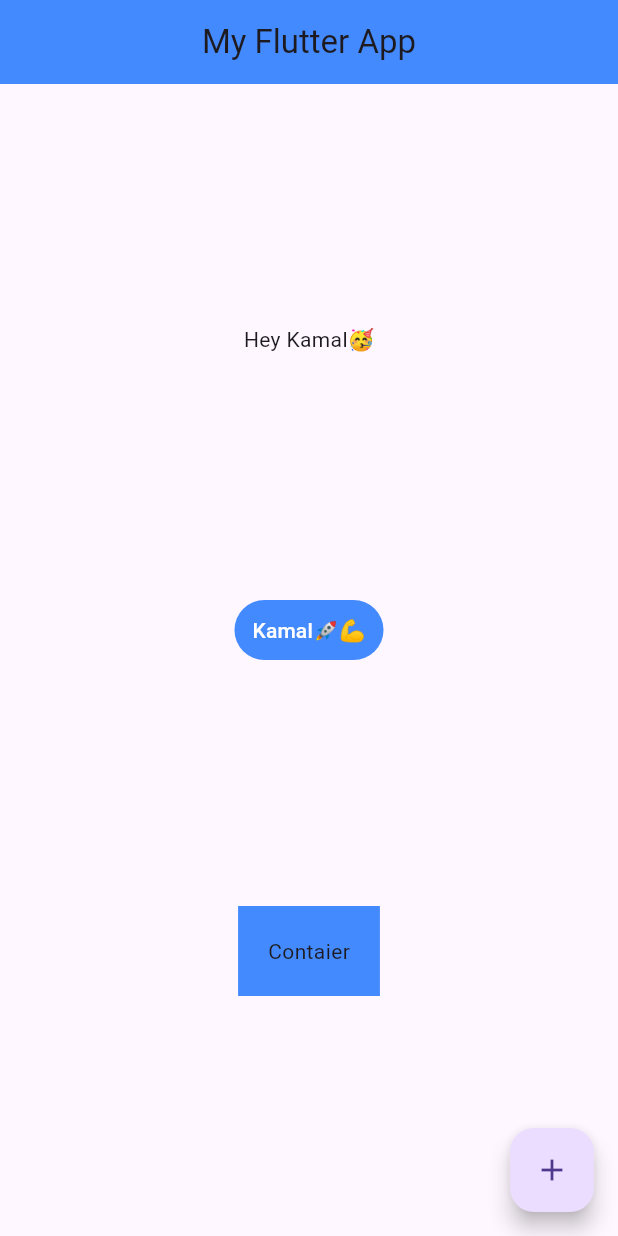
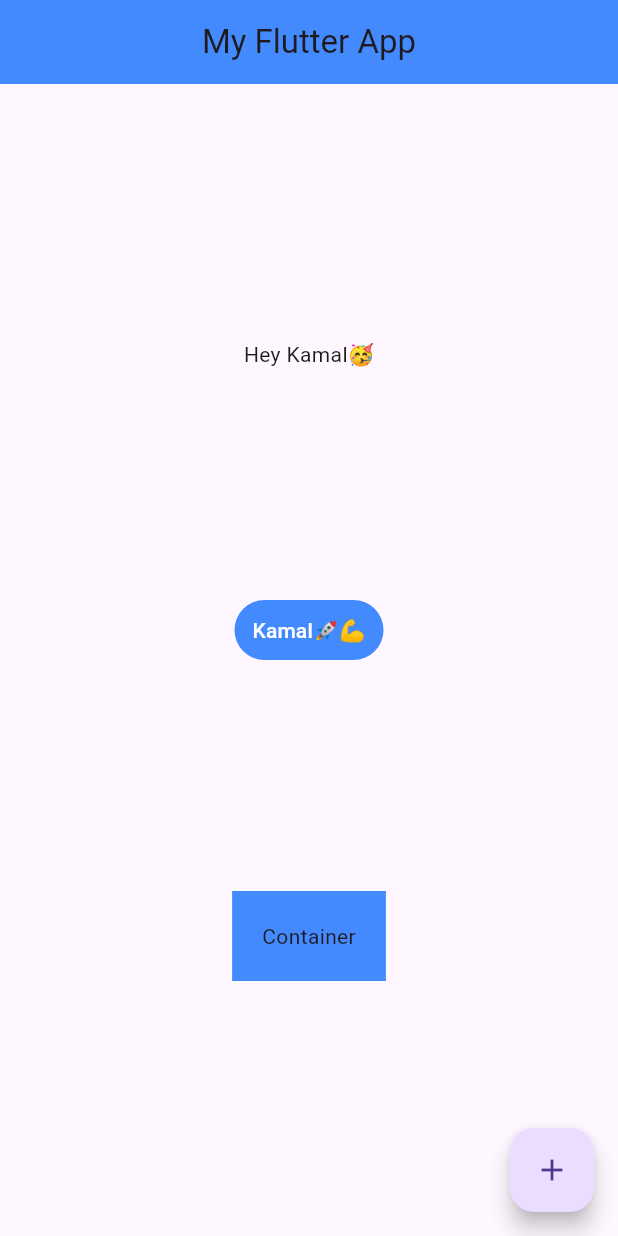
Before and after one commit to KamalSinghgeek/Flutter_Code_Base, a Flutter app: the screen it shows after launch, on a phone screen of 412 x 824 dp. Run offline on Flutter 3.47's test engine with Material 3 defaults, Android fonts, the phone set to English and light mode, and no system bars.

Commit message:
Code Changes

```diff
--- a/lib/main.dart
+++ b/lib/main.dart
@@ -21,6 +21,8 @@ class MyHomePage extends StatelessWidget {
         backgroundColor: Colors.blueAccent,
       ),
       body: Center(
+        child: Container(
+          padding: EdgeInsets.all(20.0),
           child: Column(
             mainAxisAlignment: MainAxisAlignment.spaceEvenly,
             crossAxisAlignment: CrossAxisAlignment.center,
@@ -35,10 +37,11 @@ class MyHomePage extends StatelessWidget {
               ),
               Container(
                 padding: EdgeInsets.all(20.0),
-              child: Text('Contaier'),
+                child: Text('Container'),
                 color: Colors.blueAccent,
               ),
             ],
+          ),
         ),
       ),
       floatingActionButton: FloatingActionButton(
```
Also changed, not shown: 7 other files. Lines whose indentation alone changed are shown as unchanged.
